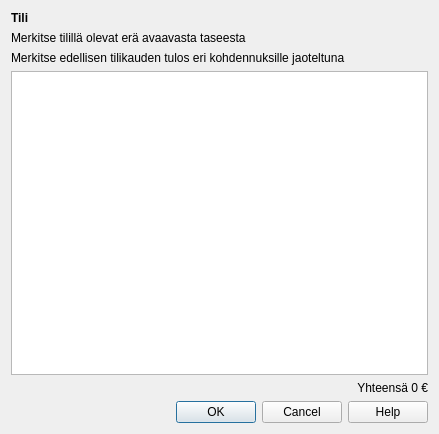
artoh/kitupiikki, file kitsas/maaritys/avauseradlg.ui: the form before one commit.
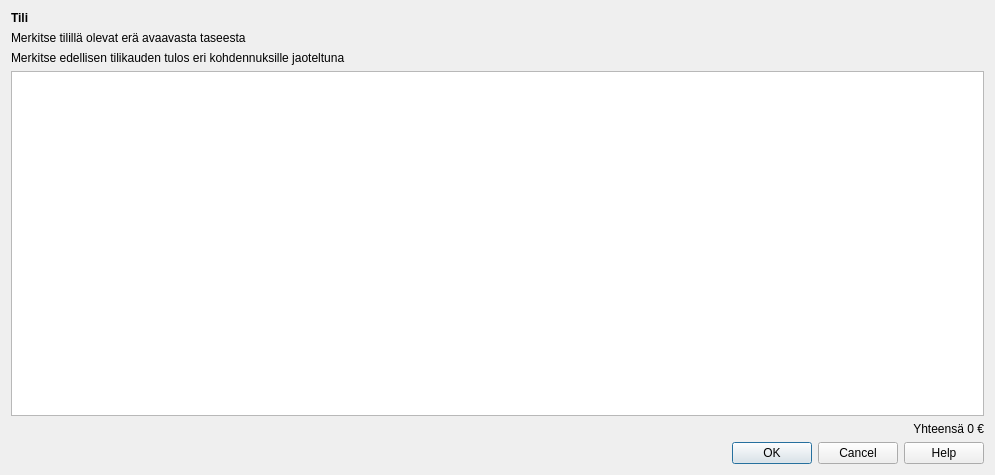
The form after the commit.

What changed in the file:
```diff
--- a/kitsas/maaritys/avauseradlg.ui
+++ b/kitsas/maaritys/avauseradlg.ui
@@ -6,8 +6,8 @@
    <rect>
     <x>0</x>
     <y>0</y>
-    <width>439</width>
-    <height>434</height>
+    <width>995</width>
+    <height>475</height>
    </rect>
   </property>
   <property name="windowTitle">
```
